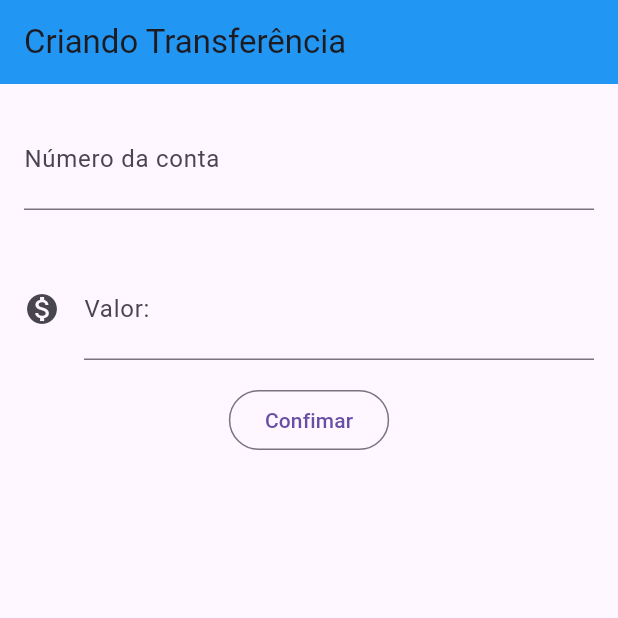
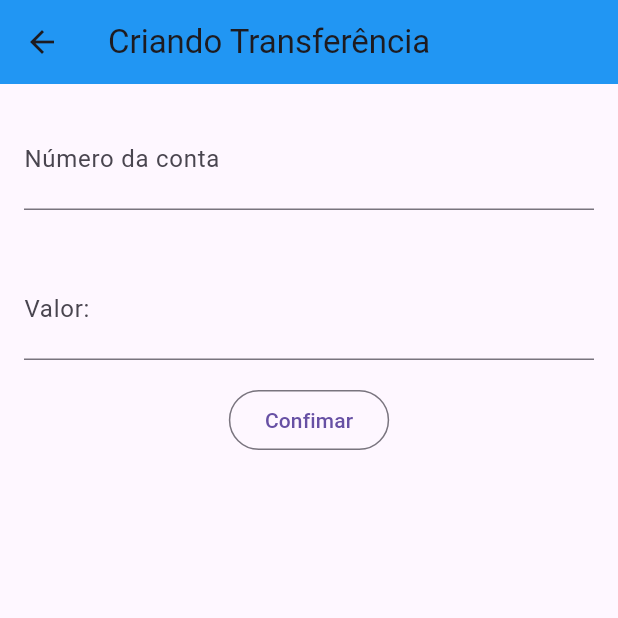
Before and after one commit to PedroCardoso2/ByBank, a Flutter app: the FormularioTransferencia screen opened directly, after a tap on "Confimar", on a phone screen of 412 x 824 dp, the top half of it. Run offline on Flutter 3.47's test engine with Material 3 defaults, Android fonts, the phone set to English and light mode, and no system bars.

Commit message:
Folders Adicionados

```diff
--- /dev/null
+++ b/lib/Formulario/Formulario.dart
@@ -0,0 +1,74 @@
+import 'package:flutter/material.dart';
+
+import '../Lista/Lista.dart';
+
+class FormularioTransferencia extends StatelessWidget {
+  final TextEditingController _controladorCampoNumeroConta =
+  TextEditingController();
+  final TextEditingController _controladorCampoValor = TextEditingController();
+
+  @override
+  Widget build(BuildContext context) {
+    return Scaffold(
+      appBar: AppBar(
+        title: Text('Criando Transferência'),
+        backgroundColor: Colors.blue,
+      ),
+      body: Column(
+        children: <Widget>[
+          Editor(_controladorCampoNumeroConta, "Número da conta", "000-000-000-00"),
+          Editor(_controladorCampoValor, 'Valor:', '0,00'),
+
+
+          OutlinedButton(
+              onPressed: () {
+                final String numeroConta = _controladorCampoNumeroConta.text;
+                final String valor = (_controladorCampoValor.text);
+
+                _criaTransferencia(context);
+              },
+              child: Text('Confimar'))
+        ],
+      ),
+    );
+  }
+
+  void _criaTransferencia(BuildContext context) {
+    final String numeroConta = _controladorCampoNumeroConta.text;
+    final double valor = _controladorCampoValor as double;
+    if(numeroConta != null && valor != null) {
+      final transferenciaCriada = Transferencia(valor, numeroConta);
+      debugPrint('Criando transferência');
+      debugPrint('$transferenciaCriada');
+      Navigator.pop(context, transferenciaCriada);
+    }
+  }
+}
+
+
+// Componente para construir label (Inputs)
+class Editor extends StatelessWidget {
+  final TextEditingController _controlador;
+  final String _label;
+  final String? _hintText;
+
+
+  Editor(this._controlador, this._label, this._hintText);
+
+  @override
+  Widget build(BuildContext context) {
+    return Padding(
+      padding: const EdgeInsets.all(16.0),
+      child: TextField(
+        controller: _controlador,
+        style: const TextStyle(
+          fontSize: 24.0,
+        ),
+        decoration: InputDecoration(
+            labelText: _label,
+            hintText: _hintText),
+        keyboardType: TextInputType.number,
+      ),
+    );
+  }
+}
--- a/lib/main.dart
+++ b/lib/main.dart
@@ -1,16 +1,19 @@
 
 import 'package:flutter/material.dart';
+
+import 'Lista/Lista.dart';
 
 void main() => runApp(ByteBankApp());
 
 // classe que Roda
 class ByteBankApp extends StatelessWidget {
   const ByteBankApp({super.key});
+
   @override
   Widget build(BuildContext context) {
     return MaterialApp(
       home: Scaffold(
-        body: FormularioTransferencia(),
+        body: ListaTransferencia(),
       ),
     );
   }
@@ -19,127 +22,16 @@ class ByteBankApp extends StatelessWidget {
 
 
 // Formulário Transferencia;
-class FormularioTransferencia extends StatelessWidget {
-  final TextEditingController _controladorCampoNumeroConta =
-      TextEditingController();
-  final TextEditingController _controladorCampoValor = TextEditingController();
-
-  @override
-  Widget build(BuildContext context) {
-    return Scaffold(
-      appBar: AppBar(
-        title: Text('Criando Transferência'),
-        backgroundColor: Colors.blue,
-      ),
-      body: Column(
-        children: <Widget>[
-          Editor(_controladorCampoNumeroConta, "Número da conta", "000-000-000-00"),
-
-          Padding(
-            padding: const EdgeInsets.all(16.0),
-            child: TextField(
-              controller: _controladorCampoValor,
-              style: TextStyle(fontSize: 24.0),
-              decoration: InputDecoration(
-                  icon: Icon(Icons.monetization_on),
-                  labelText: 'Valor:',
-                  hintText: '0,00'),
-              keyboardType: TextInputType.number,
-            ),
-          ),
-
-          // Botão de Confirmar.
-          OutlinedButton(
-              onPressed: () {
-                final String numeroConta = _controladorCampoNumeroConta.text;
-                final String valor = (_controladorCampoValor.text);
-
-                print('Número da conta: $numeroConta');
-                print('Valor: $valor');
-              },
-              child: Text('Confimar'))
-        ],
-      ),
-    );
-  }
-}
-
-
-// Componente para construir label (Inputs)
-class Editor extends StatelessWidget {
-  final TextEditingController _controlador;
-  final String _label;
-  final String? _hintText;
-
-
-  Editor(this._controlador, this._label, this._hintText);
-
-  @override
-  Widget build(BuildContext context) {
-    return Padding(
-      padding: const EdgeInsets.all(16.0),
-      child: TextField(
-        controller: _controlador,
-        style: const TextStyle(
-          fontSize: 24.0,
-        ),
-        decoration: InputDecoration(
-            labelText: _label,
-            hintText: _hintText),
-        keyboardType: TextInputType.number,
-      ),
-    );
-  }
-}
 
 
 
-// Home Principal - Lista de Transferencia
-class ListaTransferencia extends StatelessWidget {
-  @override
-  Widget build(BuildContext context) {
-    return Scaffold(
-        // appBar: AppBar(
-        // title: Text('Transferências'),
-        appBar: AppBar(
-          title: Text('Transferências'),
-          backgroundColor: Colors.blue,
-        ),
-        body: Column(
-          children: <Widget>[
-            ItemTransferencia('150.0', '02820531318'),
-            ItemTransferencia('200.0', '04280540480'),
-            ItemTransferencia('300.0', '13264375896'),
-          ],
-        ),
-        floatingActionButton: FloatingActionButton(
-          onPressed: () {},
-          child: Icon(Icons.add),
-          backgroundColor: Colors.blue,
-        ));
-  }
-}
 
 
-// Componente de Lista de Transferencia;
-class ItemTransferencia extends StatelessWidget {
-  final String value;
-  final String conta;
-
-  ItemTransferencia(this.value, this.conta);
-
-  @override
-  Widget build(BuildContext context) {
-    return Card(
-      child: ListTile(
-        leading: Icon(Icons.monetization_on),
-        title: Text('Conta ${conta}'),
-        subtitle: Text('Valor: $value'),
-      ),
-    );
-  }
-}
 
 /*
-Fazer uma classe que seja Cast para número;
+
+Atividade
+1) Fazer uma classe que seja Cast para número;
+2) Fazer uma Tela de Login
+
  */
```
Also changed, not shown: lib/Lista/Lista.dart (added, +72 -0 lines).
